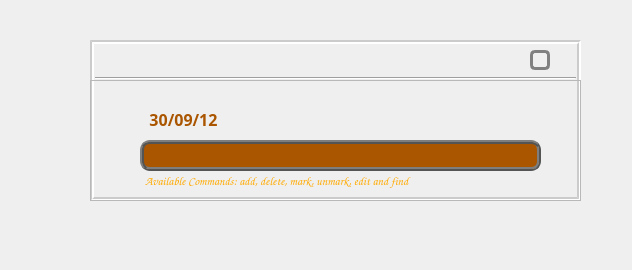
This is SeamPLE/mainwindow.ui in Riandy/cs2103aug12-f09-1c as Qt 5 draws it before an edit. The edited form follows.
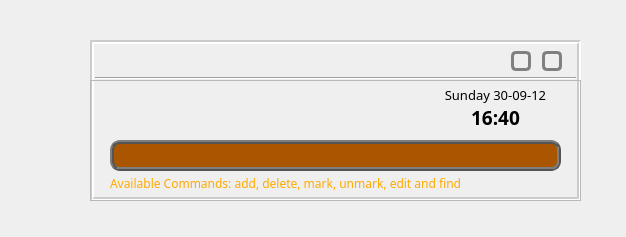
This is the edited form. Icons and pictures are not drawn.

Commit message:
GUI Change - Added signals and events for key press events for GUI control              class to be connected to other implementations in future
           - Added a new button to switch between Standard and Seample view

           - Set GUI label to auto print a message when the input bar is empty

Diff of the .ui file:
```diff
--- a/SeamPLE/mainwindow.ui
+++ b/SeamPLE/mainwindow.ui
@@ -12,8 +12,8 @@
    <rect>
     <x>0</x>
     <y>0</y>
-    <width>632</width>
-    <height>270</height>
+    <width>626</width>
+    <height>237</height>
    </rect>
   </property>
   <property name="cursor">
@@ -87,8 +87,8 @@
     <widget class="QPushButton" name="pushButton">
      <property name="geometry">
       <rect>
-       <x>440</x>
-       <y>10</y>
+       <x>452</x>
+       <y>11</y>
        <width>20</width>
        <height>20</height>
       </rect>
@@ -193,9 +193,9 @@
      <widget class="QLineEdit" name="lineEdit">
       <property name="geometry">
        <rect>
-        <x>50</x>
+        <x>20</x>
         <y>60</y>
-        <width>401</width>
+        <width>451</width>
         <height>31</height>
        </rect>
       </property>
@@ -225,13 +225,42 @@
        <string/>
       </property>
      </widget>
+     <widget class="QLabel" name="label">
+      <property name="geometry">
+       <rect>
+        <x>20</x>
+        <y>95</y>
+        <width>451</width>
+        <height>16</height>
+       </rect>
+      </property>
+      <property name="font">
+       <font>
+        <family>MV Boli</family>
+        <pointsize>9</pointsize>
+       </font>
+      </property>
+      <property name="styleSheet">
+       <string notr="true">#label_2
+{
+
+}</string>
+      </property>
+      <property name="text">
+       <string>&lt;!DOCTYPE HTML PUBLIC &quot;-//W3C//DTD HTML 4.0//EN&quot; &quot;http://www.w3.org/TR/REC-html40/strict.dtd&quot;&gt;
+&lt;html&gt;&lt;head&gt;&lt;meta name=&quot;qrichtext&quot; content=&quot;1&quot; /&gt;&lt;style type=&quot;text/css&quot;&gt;
+p, li { white-space: pre-wrap; }
+&lt;/style&gt;&lt;/head&gt;&lt;body style=&quot; font-family:'MV Boli'; font-size:9pt; font-weight:400; font-style:normal;&quot;&gt;
+&lt;p style=&quot; margin-top:0px; margin-bottom:0px; margin-left:0px; margin-right:0px; -qt-block-indent:0; text-indent:0px;&quot;&gt;&lt;span style=&quot; color:#ffaa00;&quot;&gt;Available Commands: add, delete, mark, unmark, edit and find&lt;/span&gt;&lt;/p&gt;&lt;/body&gt;&lt;/html&gt;</string>
+      </property>
+     </widget>
      <widget class="QLabel" name="label_2">
       <property name="geometry">
        <rect>
-        <x>43</x>
-        <y>24</y>
-        <width>101</width>
-        <height>31</height>
+        <x>330</x>
+        <y>3</y>
+        <width>151</width>
+        <height>51</height>
        </rect>
       </property>
       <property name="font">
@@ -253,38 +282,51 @@
 &lt;html&gt;&lt;head&gt;&lt;meta name=&quot;qrichtext&quot; content=&quot;1&quot; /&gt;&lt;style type=&quot;text/css&quot;&gt;
 p, li { white-space: pre-wrap; }
 &lt;/style&gt;&lt;/head&gt;&lt;body style=&quot; font-family:'AR JULIAN'; font-size:16pt; font-weight:600; font-style:normal;&quot;&gt;
-&lt;p align=&quot;center&quot; style=&quot; margin-top:0px; margin-bottom:0px; margin-left:0px; margin-right:0px; -qt-block-indent:0; text-indent:0px;&quot;&gt;&lt;span style=&quot; font-size:12pt; color:#aa5500;&quot;&gt;30/09/12&lt;/span&gt;&lt;/p&gt;&lt;/body&gt;&lt;/html&gt;</string>
+&lt;p align=&quot;center&quot; style=&quot; margin-top:0px; margin-bottom:0px; margin-left:0px; margin-right:0px; -qt-block-indent:0; text-indent:0px;&quot;&gt;&lt;span style=&quot; font-family:'MV BOLI'; font-size:10pt; font-weight:400;&quot;&gt;Sunday 30-09-12&lt;/span&gt;&lt;/p&gt;
+&lt;p align=&quot;center&quot; style=&quot; margin-top:0px; margin-bottom:0px; margin-left:0px; margin-right:0px; -qt-block-indent:0; text-indent:0px;&quot;&gt;&lt;span style=&quot; font-family:'MV BOLI'; font-size:14pt;&quot;&gt;16:40&lt;/span&gt;&lt;/p&gt;&lt;/body&gt;&lt;/html&gt;</string>
       </property>
      </widget>
-     <widget class="QLabel" name="label">
-      <property name="geometry">
-       <rect>
-        <x>55</x>
-        <y>93</y>
-        <width>391</width>
-        <height>16</height>
-       </rect>
-      </property>
-      <property name="font">
-       <font>
-        <family>Comic Sans MS</family>
-        <pointsize>9</pointsize>
-       </font>
-      </property>
-      <property name="styleSheet">
-       <string notr="true">#label_2
+    </widget>
+    <widget class="QPushButton" name="pushButton_2">
+     <property name="geometry">
+      <rect>
+       <x>421</x>
+       <y>11</y>
+       <width>20</width>
+       <height>20</height>
+      </rect>
+     </property>
+     <property name="styleSheet">
+      <string notr="true">#pushButton_2
 {
+	border-style: solid;
+	border-radius: 5px;
+	border-width: 3px;
+	border-color: gray;
+}
+#pushButton_2:hover 
+{
+	border-style: outset;
+	border-radius: 5px;
+	border-width:3px;
+	border-color: gray;
+}
 
+#pushButton_2:pressed 
+{
+	border-style: inset;
+	border-radius: 5px;
+	border-width:3px;
+	border-color: gray;
 }</string>
-      </property>
-      <property name="text">
-       <string>&lt;!DOCTYPE HTML PUBLIC &quot;-//W3C//DTD HTML 4.0//EN&quot; &quot;http://www.w3.org/TR/REC-html40/strict.dtd&quot;&gt;
-&lt;html&gt;&lt;head&gt;&lt;meta name=&quot;qrichtext&quot; content=&quot;1&quot; /&gt;&lt;style type=&quot;text/css&quot;&gt;
-p, li { white-space: pre-wrap; }
-&lt;/style&gt;&lt;/head&gt;&lt;body style=&quot; font-family:'Comic Sans MS'; font-size:9pt; font-weight:400; font-style:normal;&quot;&gt;
-&lt;p style=&quot; margin-top:0px; margin-bottom:0px; margin-left:0px; margin-right:0px; -qt-block-indent:0; text-indent:0px;&quot;&gt;&lt;span style=&quot; font-weight:600; color:#ffaa00;&quot;&gt;Available Commands: add, delete, mark, unmark, edit and find&lt;/span&gt;&lt;/p&gt;&lt;/body&gt;&lt;/html&gt;</string>
-      </property>
-     </widget>
+     </property>
+     <property name="text">
+      <string/>
+     </property>
+     <property name="icon">
+      <iconset resource="Resource.qrc">
+       <normaloff>:/bg/enlarge.gif</normaloff>:/bg/enlarge.gif</iconset>
+     </property>
     </widget>
     <zorder>label_4</zorder>
     <zorder>pushButton</zorder>
```
Left out of the diff: 7 changed lines with no effect on the pictures. The commit also changes 13 other files.
